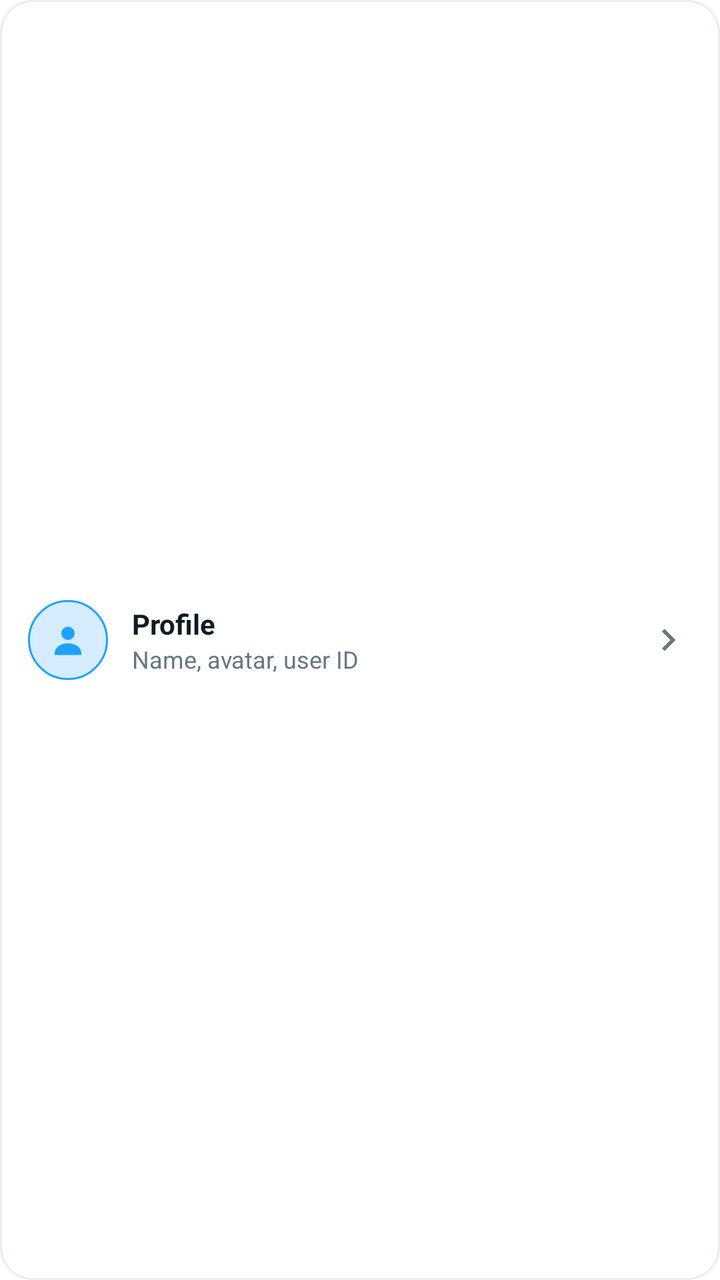
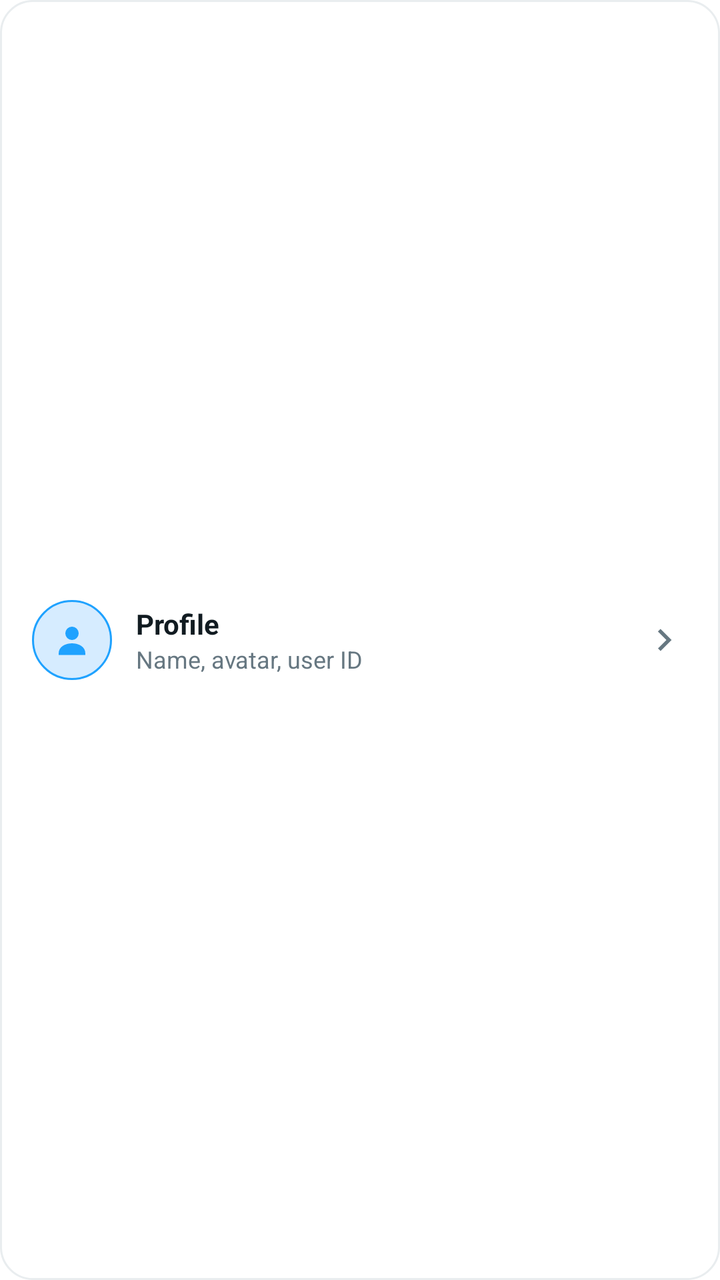

Compare the two renders of this Android layout. The source of the first and the diff that turns it into the second are given below.
<!-- AndroidManifest.xml: application theme Theme.TharMesh -->
<!-- res/layout/item_settings_row.xml -->
<?xml version="1.0" encoding="utf-8"?>
<LinearLayout xmlns:android="http://schemas.android.com/apk/res/android"
    android:layout_width="match_parent"
    android:layout_height="wrap_content"
    android:background="@drawable/bg_card_glass"
    android:gravity="center_vertical"
    android:layout_marginBottom="10dp"
    android:minHeight="68dp"
    android:orientation="horizontal"
    android:padding="14dp">

    <FrameLayout
        android:id="@+id/row_icon_bg"
        android:layout_width="40dp"
        android:layout_height="40dp"
        android:background="@drawable/bg_round_icon_cyan">

        <ImageView
            android:id="@+id/row_icon"
            android:layout_width="20dp"
            android:layout_height="20dp"
            android:layout_gravity="center"
            android:src="@drawable/ic_user" />
    </FrameLayout>

    <LinearLayout
        android:layout_width="0dp"
        android:layout_height="wrap_content"
        android:layout_marginStart="12dp"
        android:layout_weight="1"
        android:orientation="vertical">

        <TextView
            android:id="@+id/row_title"
            style="@style/Text.Body"
            android:layout_width="wrap_content"
            android:layout_height="wrap_content"
            android:textStyle="bold"
            android:text="Profile" />

        <TextView
            android:id="@+id/row_subtitle"
            style="@style/Text.Caption"
            android:layout_width="match_parent"
            android:layout_height="wrap_content"
            android:text="Name, avatar, user ID" />
    </LinearLayout>

    <ImageView
        android:layout_width="22dp"
        android:layout_height="22dp"
        android:src="@drawable/ic_chevron_right" />
</LinearLayout>
<!-- resources referenced by this layout -->
<resources>
  <!-- drawable bg_card_glass (drawable) -->
  <?xml version="1.0" encoding="utf-8"?>
  <shape xmlns:android="http://schemas.android.com/apk/res/android"
      android:shape="rectangle">
      <solid android:color="?attr/tmSurface" />
      <stroke android:width="1dp" android:color="?attr/tmStroke" />
      <corners android:radius="16dp" />
  </shape>
  <!-- drawable bg_round_icon_cyan (drawable) -->
  <?xml version="1.0" encoding="utf-8"?>
  <shape xmlns:android="http://schemas.android.com/apk/res/android" android:shape="oval">
      <solid android:color="?attr/tmNeonCyanDim" />
      <stroke android:width="1dp" android:color="?attr/tmNeonCyan" />
  </shape>
  <!-- drawable ic_chevron_right (drawable) -->
  <vector xmlns:android="http://schemas.android.com/apk/res/android"
      android:width="24dp" android:height="24dp"
      android:viewportWidth="24" android:viewportHeight="24"
      android:tint="?attr/tmTextSecondary">
      <path android:fillColor="@android:color/white"
          android:pathData="M9,6l6,6l-6,6l-1.4,-1.4L12.2,12L7.6,7.4z"/>
  </vector>
  <!-- drawable ic_user (drawable) -->
  <vector xmlns:android="http://schemas.android.com/apk/res/android"
      android:width="24dp" android:height="24dp"
      android:viewportWidth="24" android:viewportHeight="24"
      android:tint="?attr/tmNeonCyan">
      <path android:fillColor="@android:color/white"
          android:pathData="M12,12a4,4 0 1,0 0,-8a4,4 0 0,0 0,8zM12,14c-4,0 -8,2 -8,6v1h16v-1c0,-4 -4,-6 -8,-6z"/>
  </vector>
  <style name="Text.Body" parent="TextAppearance.AppCompat">
          <item name="android:textColor">?attr/tmTextPrimary</item>
          <item name="android:textSize">14sp</item>
      </style>
  <style name="Text.Caption" parent="TextAppearance.AppCompat">
          <item name="android:textColor">?attr/tmTextSecondary</item>
          <item name="android:textSize">12sp</item>
      </style>
  <color name="tm_light_neon_green">#25D366</color>
  <color name="tm_light_neon_green_dim">#D9FDD3</color>
  <color name="tm_light_bg">#FFFFFF</color>
  <color name="tm_light_neon_cyan">#1FA2FF</color>
  <color name="tm_light_neon_cyan_dim">#D6ECFF</color>
  <color name="tm_light_surface">#FFFFFF</color>
  <color name="tm_light_text_primary">#111B21</color>
  <color name="tm_light_text_secondary">#667781</color>
  <color name="tm_light_bg_2">#F7F8FA</color>
  <color name="tm_light_surface_2">#F7F8FA</color>
  <color name="tm_light_surface_glass">#FFFFFF</color>
  <color name="tm_light_stroke">#E9EDEF</color>
  <color name="tm_light_stroke_soft">#F0F2F5</color>
  <color name="tm_light_text_muted">#8696A0</color>
  <color name="tm_light_desert_amber">#F09D38</color>
  <color name="tm_light_danger">#E53935</color>
  <color name="tm_light_danger_dim">#FBE9E7</color>
  <color name="tm_light_warning">#F09D38</color>
  <color name="tm_light_bubble_me_start">#D9FDD3</color>
  <color name="tm_light_bubble_me_end">#D9FDD3</color>
  <color name="tm_light_bubble_peer">#FFFFFF</color>
  <color name="tm_light_bubble_text_me">#111B21</color>
  <color name="tm_light_bubble_text_peer">#111B21</color>
  <color name="tm_light_tick_read">#53BDEB</color>
  <color name="tm_light_tick_default">#8696A0</color>
  <color name="tm_light_unread_badge">#25D366</color>
  <color name="tm_light_unread_badge_text">#FFFFFF</color>
  <color name="tm_light_gradient_top">#FFFFFF</color>
  <color name="tm_light_gradient_bottom">#FFFFFF</color>
  <color name="tm_light_glow_cyan_20">#331FA2FF</color>
  <color name="tm_light_glow_green_20">#3325D366</color>
  <color name="tm_light_glow_danger_20">#33E53935</color>
  <color name="tm_light_search_fill">#F0F2F5</color>
  <!-- unchanged entries left out for length: 1 -->
</resources>

<!-- the commit's change to res/layout/item_settings_row.xml (unified diff, before → after) -->
@@ -3,11 +3,12 @@
     android:layout_width="match_parent"
     android:layout_height="wrap_content"
     android:background="@drawable/bg_card_glass"
+    android:foreground="?attr/selectableItemBackground"
     android:gravity="center_vertical"
-    android:layout_marginBottom="10dp"
-    android:minHeight="68dp"
+    android:layout_marginBottom="@dimen/tm_space_s"
+    android:minHeight="@dimen/tm_row_settings_min_height"
     android:orientation="horizontal"
-    android:padding="14dp">
+    android:padding="@dimen/tm_space_l">
 
     <FrameLayout
         android:id="@+id/row_icon_bg"
<!-- resource entries referenced after the edit -->
@@ -1,5 +1,8 @@
 <!-- resources referenced by this layout -->
 <resources>
+  <dimen name="tm_row_settings_min_height">68dp</dimen>
+  <dimen name="tm_space_l">16dp</dimen>
+  <dimen name="tm_space_s">8dp</dimen>
   <!-- drawable bg_card_glass (drawable) -->
   <?xml version="1.0" encoding="utf-8"?>
   <shape xmlns:android="http://schemas.android.com/apk/res/android"
@@ -56,13 +59,13 @@
   <color name="tm_light_danger">#E53935</color>
   <color name="tm_light_danger_dim">#FBE9E7</color>
   <color name="tm_light_warning">#F09D38</color>
-  <color name="tm_light_bubble_me_start">#D9FDD3</color>
-  <color name="tm_light_bubble_me_end">#D9FDD3</color>
+  <color name="tm_light_bubble_me_start">#DCF8C6</color>
+  <color name="tm_light_bubble_me_end">#DCF8C6</color>
   <color name="tm_light_bubble_peer">#FFFFFF</color>
   <color name="tm_light_bubble_text_me">#111B21</color>
   <color name="tm_light_bubble_text_peer">#111B21</color>
-  <color name="tm_light_tick_read">#53BDEB</color>
-  <color name="tm_light_tick_default">#8696A0</color>
+  <color name="tm_light_tick_read">#34B7F1</color>
+  <color name="tm_light_tick_default">#667781</color>
   <color name="tm_light_unread_badge">#25D366</color>
   <color name="tm_light_unread_badge_text">#FFFFFF</color>
   <color name="tm_light_gradient_top">#FFFFFF</color>
